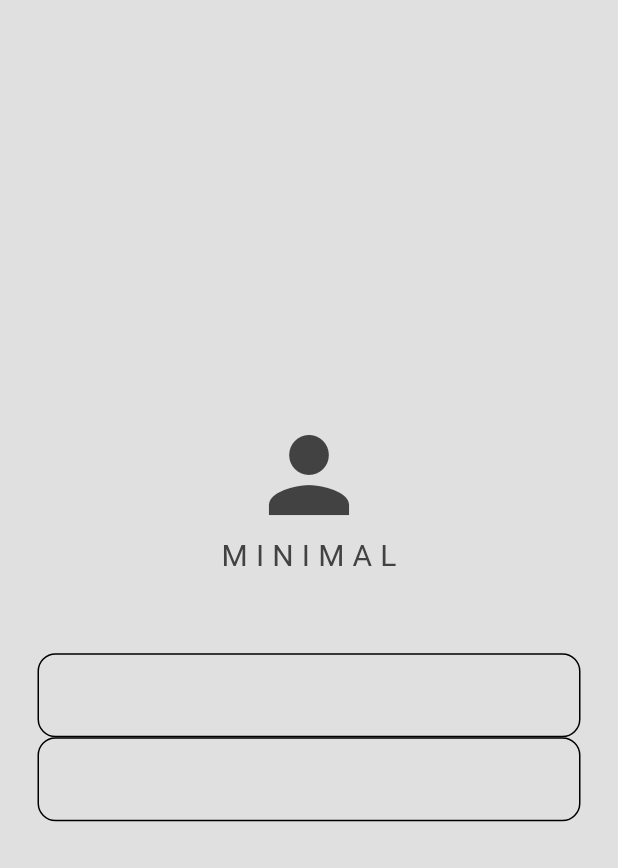
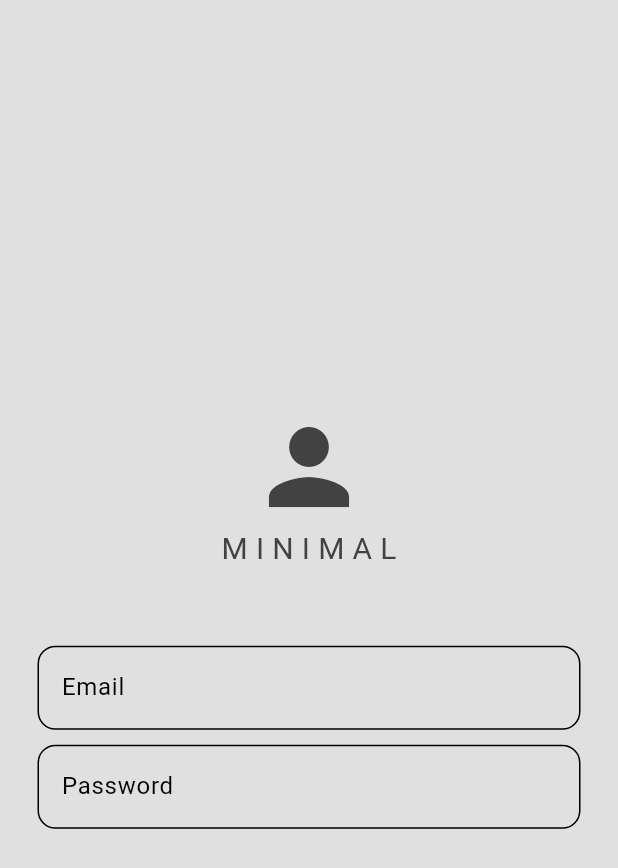
Before and after one commit to 20200966/Social_Media_App, a Flutter app: the screen it shows after launch, on a phone screen of 412 x 824 dp. Shown: the top 868 px of the screen. Run offline on Flutter 3.47's test engine with Material 3 defaults, Android fonts, the phone set to English and light mode, and no system bars.

```diff
--- a/lib/components/my_textfield.dart
+++ b/lib/components/my_textfield.dart
@@ -22,7 +22,7 @@ class MyTextField extends StatelessWidget {
         ),
         hintText: hintText,
       ),
-      obscureText: true,
+      obscureText: obscureText,
     );
   }
 }
--- a/lib/pages/login_page.dart
+++ b/lib/pages/login_page.dart
@@ -33,14 +33,16 @@ class LoginPage extends StatelessWidget {
 
               //email input
               MyTextField(
-                hintText: "",
+                hintText: "Email",
                 obscureText: false,
                 controller: emailController,
               ),
 
+              const SizedBox(height: 10),
+
               //password input
               MyTextField(
-                hintText: "",
+                hintText: "Password",
                 obscureText: true,
                 controller: passwordController,
               ),
```
